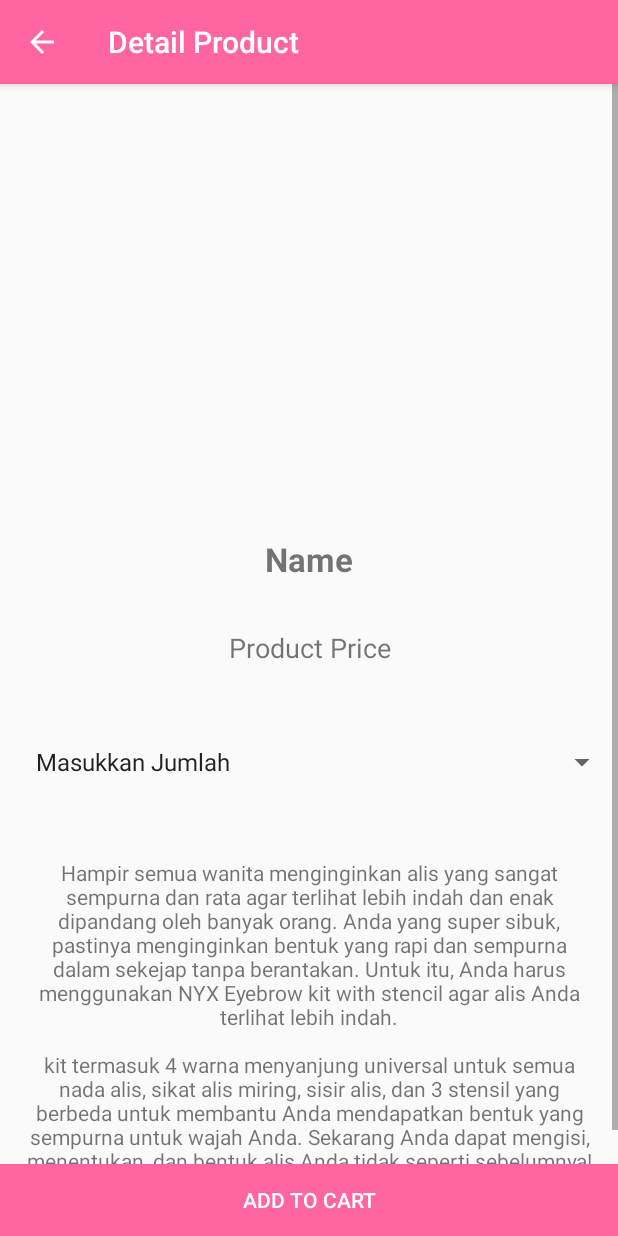
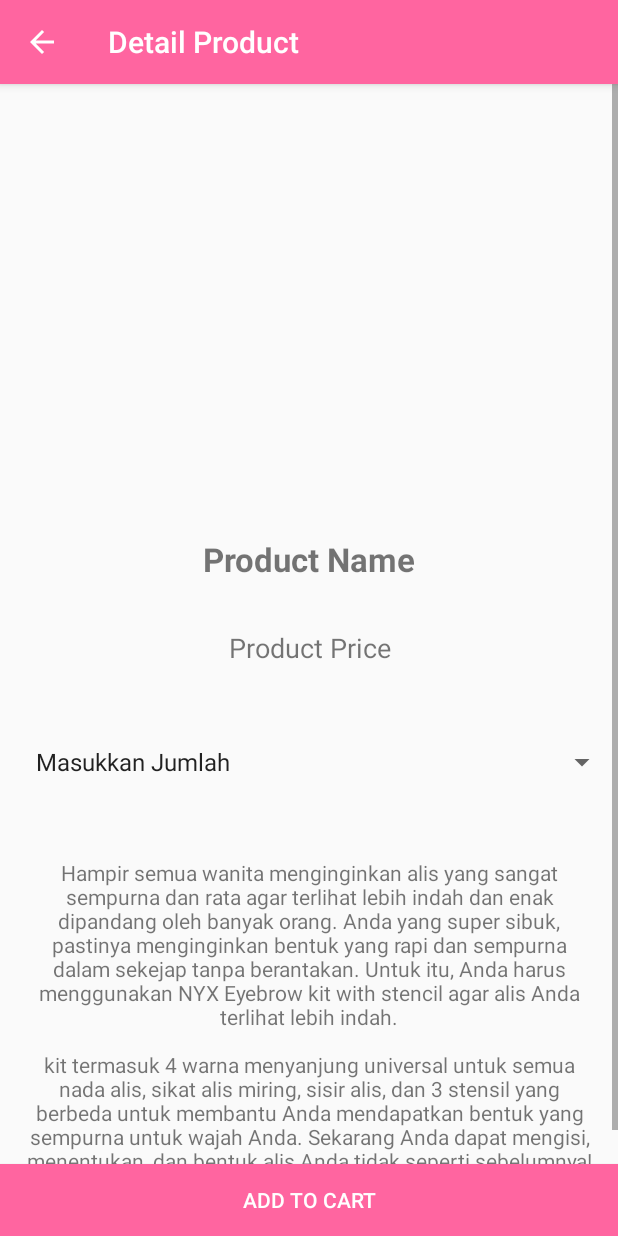
Before and after one commit to bonusinmarch/Shopaholic, an Android app: the DetailProductActivity screen opened directly, with no data from a screen before it, on a phone screen of 412 x 824 dp. Run offline under Robolectric (Android 15) with nearby library versions, the phone set to English and light mode, and no system bars; pictures from the network do not load; 3 statements that could not run were skipped.

Commit message:
coba commit

```diff
--- a/app/src/main/res/layout/activity_detail_product.xml
+++ b/app/src/main/res/layout/activity_detail_product.xml
@@ -25,7 +25,7 @@
                 android:layout_height="wrap_content"
                 android:padding="16dp"
                 android:id="@+id/tv_det_name"
-                android:text="Name"
+                android:text="Product Name"
                 android:textSize="22sp"
                 android:textStyle="bold"
                 android:gravity="center"/>
```
